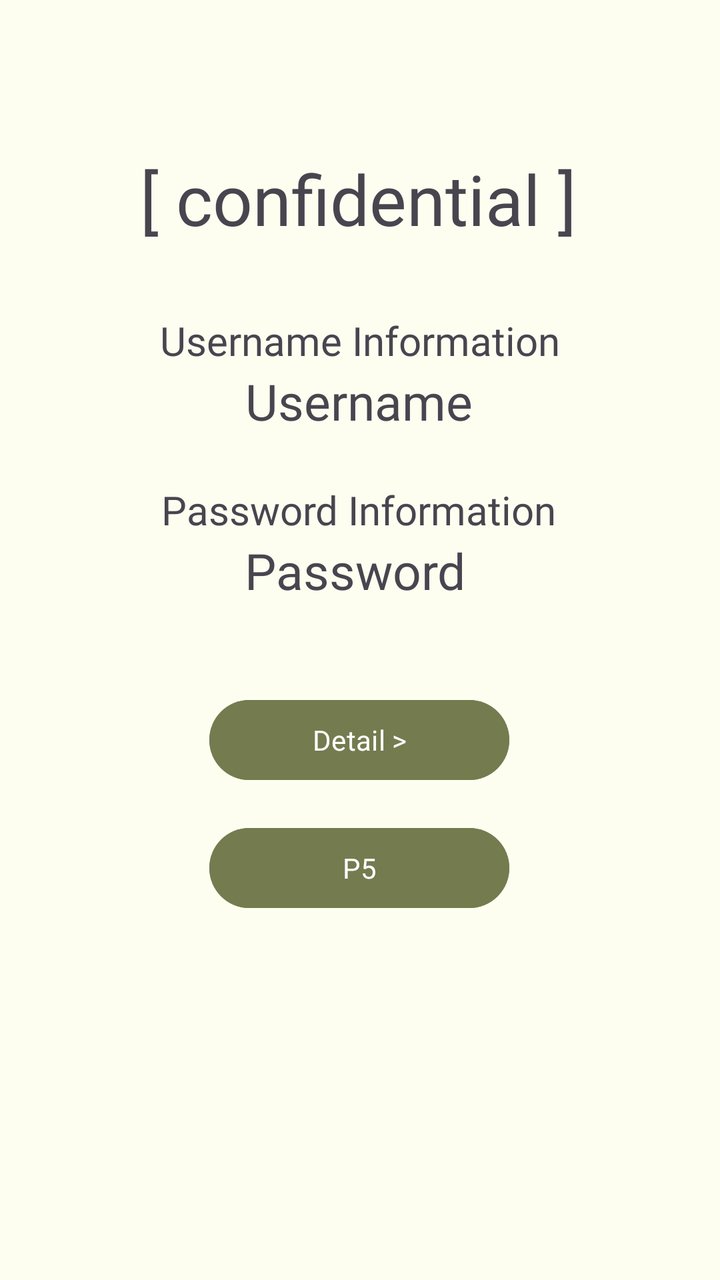
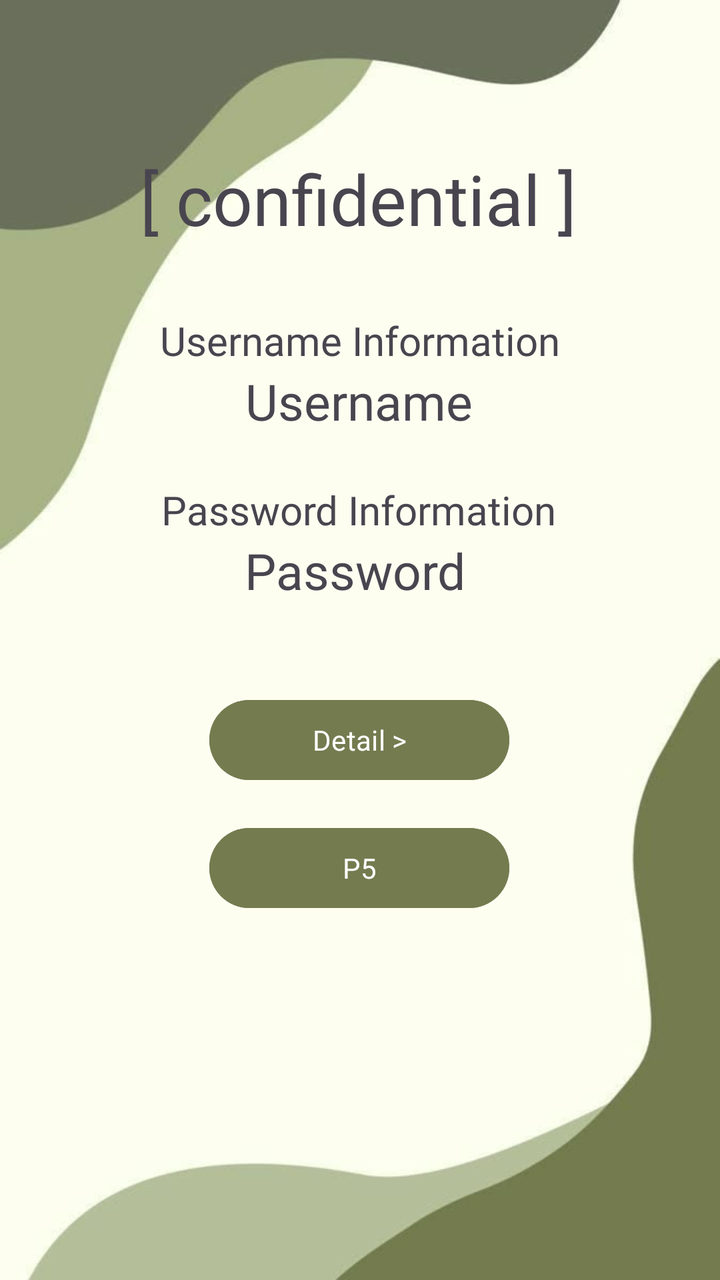

Screens rendered from an Android XML layout before and after an edit, with the pre-edit source and the edit as a unified diff.
<!-- AndroidManifest.xml: application theme Theme.Sherine_TIA -->
<!-- res/layout/activity_main.xml -->
<?xml version="1.0" encoding="utf-8"?>
<androidx.constraintlayout.widget.ConstraintLayout xmlns:android="http://schemas.android.com/apk/res/android"
    xmlns:app="http://schemas.android.com/apk/res-auto"
    xmlns:tools="http://schemas.android.com/tools"
    android:id="@+id/main"
    android:layout_width="match_parent"
    android:layout_height="match_parent"
    android:background="@color/bgColour"
    tools:context=".MainActivity">

    <TextView
        android:id="@+id/password"
        android:layout_width="wrap_content"
        android:layout_height="wrap_content"
        android:layout_marginStart="80dp"
        android:layout_marginEnd="84dp"
        android:fontFamily="@font/cinzel_regular"
        android:text="Password"
        android:textSize="25dp"
        app:layout_constraintEnd_toEndOf="parent"
        app:layout_constraintHorizontal_bias="0.494"
        app:layout_constraintStart_toStartOf="parent"
        app:layout_constraintTop_toBottomOf="@+id/txtPassword" />

    <TextView
        android:id="@+id/textView5"
        android:layout_width="wrap_content"
        android:layout_height="wrap_content"
        android:layout_marginTop="76dp"
        android:fontFamily="@font/cinzel_bold"
        android:text="[ confidential ]"
        android:textSize="35dp"
        app:layout_constraintEnd_toEndOf="parent"
        app:layout_constraintHorizontal_bias="0.495"
        app:layout_constraintStart_toStartOf="parent"
        app:layout_constraintTop_toTopOf="parent" />

    <TextView
        android:id="@+id/username"
        android:layout_width="wrap_content"
        android:layout_height="wrap_content"
        android:fontFamily="@font/cinzel_regular"
        android:text="Username"
        android:textSize="25dp"
        app:layout_constraintEnd_toEndOf="parent"
        app:layout_constraintHorizontal_bias="0.498"
        app:layout_constraintStart_toStartOf="parent"
        app:layout_constraintTop_toBottomOf="@+id/txtUsername" />

    <TextView
        android:id="@+id/txtUsername"
        android:layout_width="wrap_content"
        android:layout_height="wrap_content"
        android:layout_marginTop="34dp"
        android:fontFamily="@font/cinzel_bold"
        android:text="Username Information"
        android:textSize="20sp"
        app:layout_constraintEnd_toEndOf="parent"
        app:layout_constraintStart_toStartOf="parent"
        app:layout_constraintTop_toBottomOf="@+id/textView5" />

    <TextView
        android:id="@+id/txtPassword"
        android:layout_width="wrap_content"
        android:layout_height="wrap_content"
        android:layout_marginTop="24dp"
        android:fontFamily="@font/cinzel_bold"
        android:text="Password Information"
        android:textSize="20sp"
        app:layout_constraintEnd_toEndOf="parent"
        app:layout_constraintHorizontal_bias="0.496"
        app:layout_constraintStart_toStartOf="parent"
        app:layout_constraintTop_toBottomOf="@+id/username" />

    <Button
        android:id="@+id/btnDetail"
        android:layout_width="150dp"
        android:layout_height="wrap_content"
        android:layout_marginTop="44dp"
        android:backgroundTint="@color/button"
        android:fontFamily="@font/godofwar"
        android:text="Detail >"
        app:layout_constraintEnd_toEndOf="parent"
        app:layout_constraintHorizontal_bias="0.498"
        app:layout_constraintStart_toStartOf="parent"
        app:layout_constraintTop_toBottomOf="@+id/password" />

    <Button
        android:id="@+id/btnP5"
        android:layout_width="150dp"
        android:layout_height="wrap_content"
        android:layout_marginTop="16dp"
        android:backgroundTint="@color/button"
        android:fontFamily="@font/godofwar"
        android:text="P5"
        app:layout_constraintEnd_toEndOf="parent"
        app:layout_constraintHorizontal_bias="0.498"
        app:layout_constraintStart_toStartOf="parent"
        app:layout_constraintTop_toBottomOf="@+id/btnDetail" />

</androidx.constraintlayout.widget.ConstraintLayout>
<!-- resources referenced by this layout -->
<resources>
  <color name="bgColour">#FDFEF0</color>
  <color name="button">#747B4F</color>
  <style name="Theme.Sherine_TIA" parent="Base.Theme.Sherine_TIA" />
  <style name="Base.Theme.Sherine_TIA" parent="Theme.Material3.DayNight.NoActionBar">
          
          
      </style>
</resources>

<!-- the commit's change to res/layout/activity_main.xml (unified diff, before → after) -->
@@ -7,6 +7,19 @@
     android:layout_height="match_parent"
     android:background="@color/bgColour"
     tools:context=".MainActivity">
+
+    <ImageView
+        android:id="@+id/imageView4"
+        android:layout_width="0dp"
+        android:layout_height="0dp"
+        android:scaleType="centerCrop"
+        app:layout_constraintBottom_toBottomOf="parent"
+        app:layout_constraintEnd_toEndOf="parent"
+        app:layout_constraintHorizontal_bias="1.0"
+        app:layout_constraintStart_toStartOf="parent"
+        app:layout_constraintTop_toTopOf="parent"
+        app:layout_constraintVertical_bias="0.0"
+        app:srcCompat="@drawable/bg_img" />
 
     <TextView
         android:id="@+id/password"
<!-- resource entries referenced after the edit -->
@@ -2,6 +2,7 @@
 <resources>
   <color name="bgColour">#FDFEF0</color>
   <color name="button">#747B4F</color>
+  <!-- drawable bg_img: jpg bitmap (drawable, 10334 bytes) -->
   <style name="Theme.Sherine_TIA" parent="Base.Theme.Sherine_TIA" />
   <style name="Base.Theme.Sherine_TIA" parent="Theme.Material3.DayNight.NoActionBar">
           
